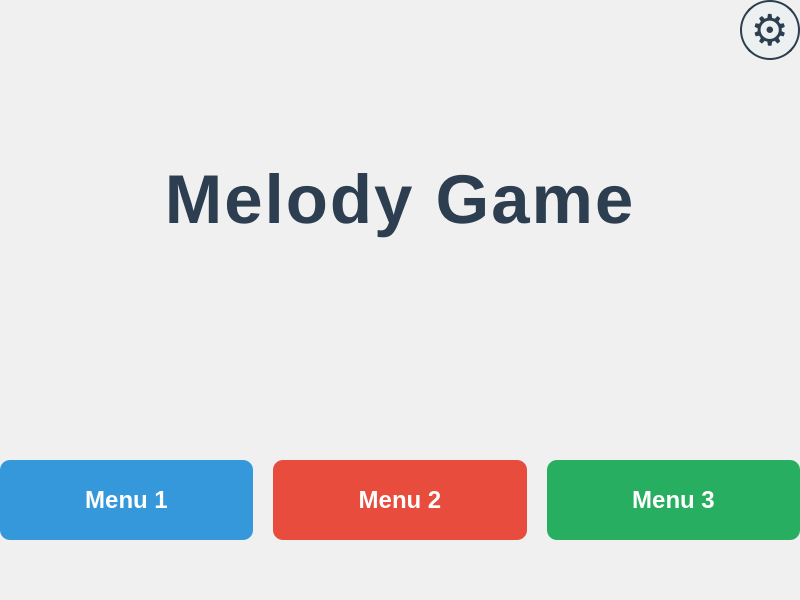
Qt form mainwindow.ui (kevink1113/LG_Bootcamp) before a commit.
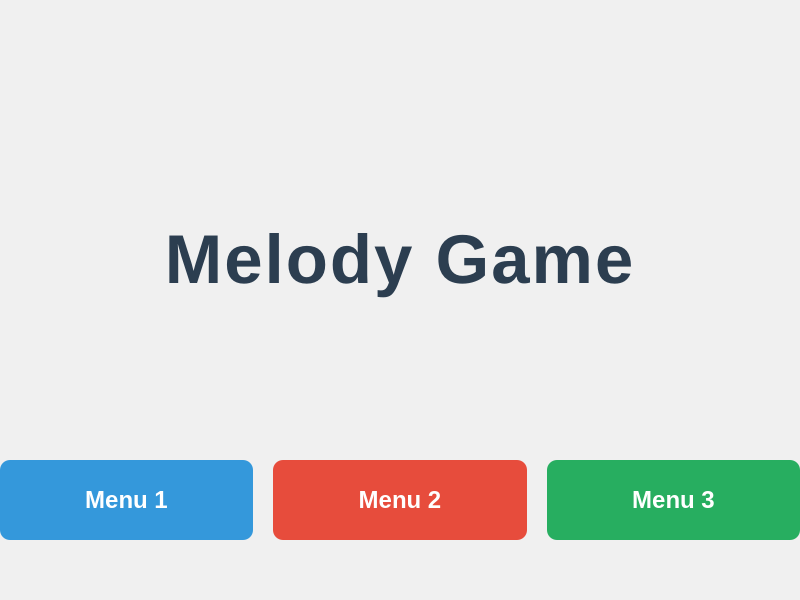
The same form after that commit.

Commit message: [250704]버튼이미지추가

What changed in the file:
```diff
--- a/mainwindow.ui
+++ b/mainwindow.ui
@@ -177,29 +177,29 @@
      <widget class="QPushButton" name="settingsButton">
       <property name="minimumSize">
        <size>
-        <width>60</width>
-        <height>60</height>
+        <width>120</width>
+        <height>120</height>
        </size>
       </property>
       <property name="maximumSize">
        <size>
-        <width>60</width>
-        <height>60</height>
+        <width>120</width>
+        <height>120</height>
        </size>
       </property>
       <property name="font">
        <font>
         <family>Segoe UI Symbol</family>
-        <pointsize>32</pointsize>
+        <pointsize>48</pointsize>
         <weight>75</weight>
         <bold>true</bold>
        </font>
       </property>
       <property name="styleSheet">
        <string notr="true">QPushButton {
-    border: 2px solid #2c3e50;
-    border-radius: 30px;
-    background-color: #ecf0f1;
+    background-color: transparent;
+    border: none;
+    border-radius: 0px;
     color: #2c3e50;
     margin: 0px 0px 0 0;
     padding: 0;
@@ -213,7 +213,7 @@
 }</string>
       </property>
       <property name="text">
-       <string>⚙️</string>
+       <string></string>
       </property>
      </widget>
     </item>
```
Left out of the diff: 6 changed lines with no effect on the pictures. The commit also changes 5 other files.
